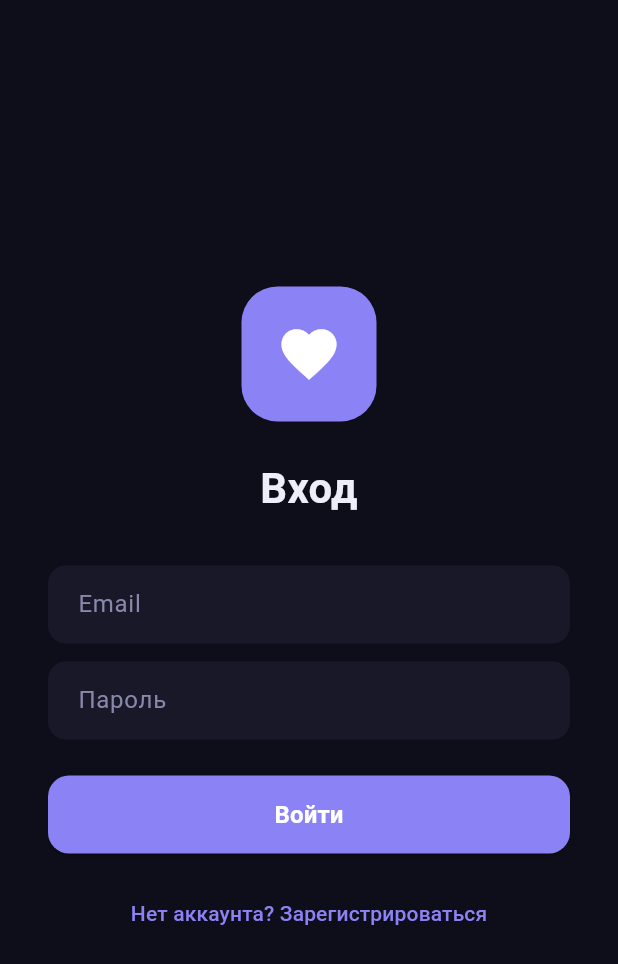
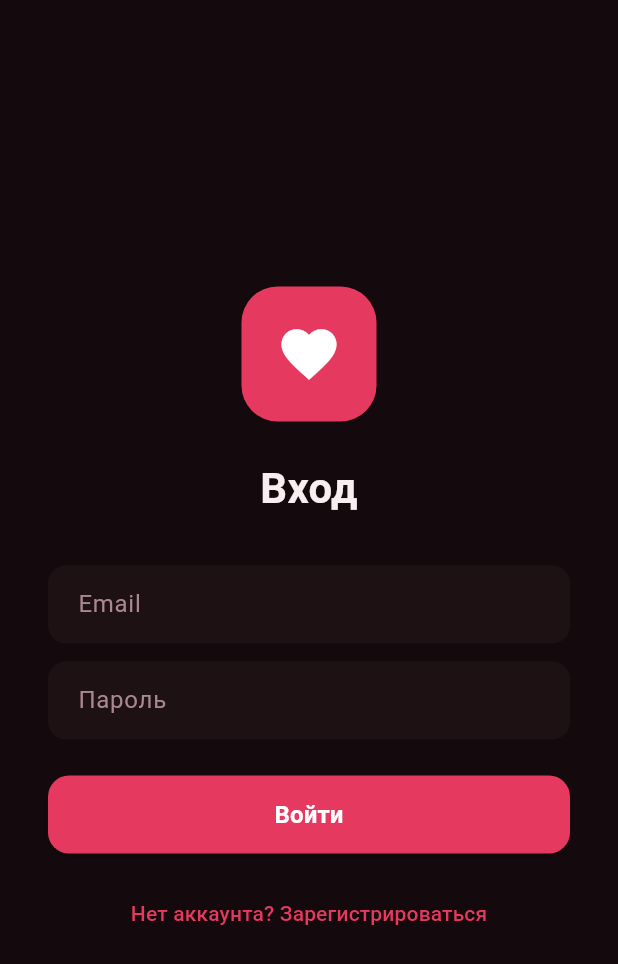
Before and after one commit to Aemond58/DeepMatch, a Flutter app: the screen it shows after launch, on a phone screen of 412 x 824 dp. Shown: the top 964 px of the screen. Run offline on Flutter 3.47's test engine with Material 3 defaults, Android fonts, the phone set to English and light mode, and no system bars; our stand-ins replace flutter_linkify, image_picker, shared_preferences, supabase_flutter; accounts and stored records are empty.

Commit message:
Новая цветовая тема, расширенные списки фильтров, чёрный список, удаление сообщений

```diff
--- a/lib/main.dart
+++ b/lib/main.dart
@@ -14,6 +14,7 @@ import 'screens/auth_screen.dart';
 import 'package:supabase_flutter/supabase_flutter.dart';
 import 'supabase_config.dart';
 import 'supabase_service.dart';
+import 'theme.dart';
 
 const bool kShowBots = bool.fromEnvironment('SHOW_BOTS', defaultValue: false);
 
@@ -34,9 +35,7 @@ class MyApp extends StatelessWidget {
     return MaterialApp(
       title: 'DeepMatch',
       debugShowCheckedModeBanner: false,
-      theme: ThemeData(
-        colorScheme: ColorScheme.fromSeed(seedColor: const Color(0xFF534AB7)),
-      ),
+      theme: buildDarkTheme(),
       home: const MainScreen(),
     );
   }
@@ -205,7 +204,7 @@ class _MainScreenState extends State<MainScreen> {
       ScaffoldMessenger.of(context).showSnackBar(
         SnackBar(
           content: Text('💜 Это match! Вы с ${match.user.name} понравились друг другу'),
-          backgroundColor: const Color(0xFF534AB7),
+          backgroundColor: AppColors.primary,
           behavior: SnackBarBehavior.floating,
           duration: const Duration(seconds: 5),
           shape: RoundedRectangleBorder(borderRadius: BorderRadius.circular(12)),
@@ -341,7 +340,7 @@ class _MainScreenState extends State<MainScreen> {
       ScaffoldMessenger.of(context).showSnackBar(
         SnackBar(
           content: Text('💜 Это match! Вы с ${profile.name} понравились друг другу'),
-          backgroundColor: const Color(0xFF534AB7),
+          backgroundColor: AppColors.primary,
           behavior: SnackBarBehavior.floating,
           duration: const Duration(seconds: 5),
           shape: RoundedRectangleBorder(
@@ -403,9 +402,9 @@ class _MainScreenState extends State<MainScreen> {
   @override
   Widget build(BuildContext context) {
     if (_loading) {
-      return const Scaffold(
+      return Scaffold(
         body: Center(
-          child: CircularProgressIndicator(color: Color(0xFF534AB7)),
+          child: CircularProgressIndicator(color: AppColors.primary),
         ),
       );
     }
@@ -429,14 +428,14 @@ class _MainScreenState extends State<MainScreen> {
     final profiles = _filteredProfiles;
 
     final exploreTab = Scaffold(
-      backgroundColor: Colors.white,
+      backgroundColor: AppColors.bg,
       appBar: AppBar(
-        backgroundColor: Colors.white,
+        backgroundColor: AppColors.bg,
         elevation: 0,
         title: const Text(
           'Explore',
           style: TextStyle(
-            color: Color(0xFF2C2C2A),
+            color: AppColors.textPrimary,
             fontSize: 17,
             fontWeight: FontWeight.w500,
           ),
@@ -446,7 +445,7 @@ class _MainScreenState extends State<MainScreen> {
             icon: Stack(
               clipBehavior: Clip.none,
               children: [
-                const Icon(Icons.tune, color: Color(0xFF2C2C2A)),
+                const Icon(Icons.tune, color: AppColors.textPrimary),
                 if (!_filterData.isEmpty)
                   Positioned(
                     right: -2,
@@ -455,7 +454,7 @@ class _MainScreenState extends State<MainScreen> {
                       width: 8,
                       height: 8,
                       decoration: const BoxDecoration(
-                        color: Color(0xFF534AB7),
+                        color: AppColors.primary,
                         shape: BoxShape.circle,
                       ),
                     ),
@@ -471,7 +470,6 @@ class _MainScreenState extends State<MainScreen> {
               user: profiles[_profileIndex],
               onLike: _onLike,
               onPass: _onPass,
-              onSuperLike: _onLike,
             )
           : Center(
               child: Column(
@@ -484,7 +482,7 @@ class _MainScreenState extends State<MainScreen> {
                     style: TextStyle(
                         fontSize: 18,
                         fontWeight: FontWeight.w500,
-                        color: Color(0xFF2C2C2A)),
+                        color: AppColors.textPrimary),
                   ),
                   const SizedBox(height: 8),
                   if (!_filterData.isEmpty)
@@ -495,7 +493,7 @@ class _MainScreenState extends State<MainScreen> {
                       }),
                       child: const Text(
                         'Сбросить фильтры',
-                        style: TextStyle(color: Color(0xFF534AB7)),
+                        style: TextStyle(color: AppColors.primary),
                       ),
                     ),
                 ],
@@ -535,8 +533,9 @@ class _MainScreenState extends State<MainScreen> {
             if (i == 2) _unreadMatches = 0;
           });
         },
-        selectedItemColor: const Color(0xFF534AB7),
-        unselectedItemColor: const Color(0xFF888780),
+        backgroundColor: AppColors.surface,
+        selectedItemColor: AppColors.primary,
+        unselectedItemColor: AppColors.textSecondary,
         items: [
           const BottomNavigationBarItem(
             icon: Icon(Icons.explore_outlined),
--- a/lib/screens/chat_detail_screen.dart
+++ b/lib/screens/chat_detail_screen.dart
@@ -72,11 +72,11 @@ class _ChatDetailScreenState extends State<ChatDetailScreen> {
     }
   }
 
-  void _scrollToBottom() {
+void _scrollToBottom() {
     WidgetsBinding.instance.addPostFrameCallback((_) {
       Future.delayed(const Duration(milliseconds: 300), () {
         if (_scrollController.hasClients) {
-          _scrollController.jumpTo(_scrollController.position.maxScrollExtent);
+          _scrollController.jumpTo(0);
         }
       });
     });
--- a/lib/screens/onboarding_screen.dart
+++ b/lib/screens/onboarding_screen.dart
@@ -14,7 +14,7 @@ class OnboardingScreen extends StatelessWidget {
           gradient: LinearGradient(
             begin: Alignment.topLeft,
             end: Alignment.bottomRight,
-            colors: [Color(0xFF0E0E1A), Color(0xFF1A1030)],
+            colors: [Color(0xFF14090C), Color(0xFF2C0E16)],
           ),
         ),
         child: SafeArea(
--- a/lib/theme.dart
+++ b/lib/theme.dart
@@ -1,17 +1,17 @@
 import 'package:flutter/material.dart';
 
 class AppColors {
-  static const bg = Color(0xFF0E0E1A);
-  static const surface = Color(0xFF181828);
-  static const card = Color(0xFF22223A);
-  static const primary = Color(0xFF8B83F5);
-  static const primaryDim = Color(0xFF3D3670);
-  static const textPrimary = Color(0xFFEEEEF8);
-  static const textSecondary = Color(0xFF8888AA);
-  static const border = Color(0xFF2A2A42);
+  static const bg = Color(0xFF14090C);
+  static const surface = Color(0xFF1E1114);
+  static const card = Color(0xFF2A181C);
+  static const primary = Color(0xFFE63960);
+  static const primaryDim = Color(0xFF4A1620);
+  static const textPrimary = Color(0xFFF8EEF0);
+  static const textSecondary = Color(0xFFAA8890);
+  static const border = Color(0xFF3A2226);
   static const like = Color(0xFF5EC98A);
-  static const dislike = Color(0xFFE24B4A);
-  static const superlike = Color(0xFF1D9E75);
+  static const dislike = Color(0xFFE2683F);
+  static const superlike = Color(0xFFF5B942);
   static const warning = Color(0xFFBA7517);
 }
 
```
Also changed, not shown: lib/screens/filter_screen.dart (+50 -33 lines), lib/screens/match_screen.dart (+4 -3 lines), lib/screens/my_profile_screen.dart (+23 -7 lines), lib/screens/profile_screen.dart (+3 -10 lines), lib/screens/registration_screen.dart (+4 -19 lines).
